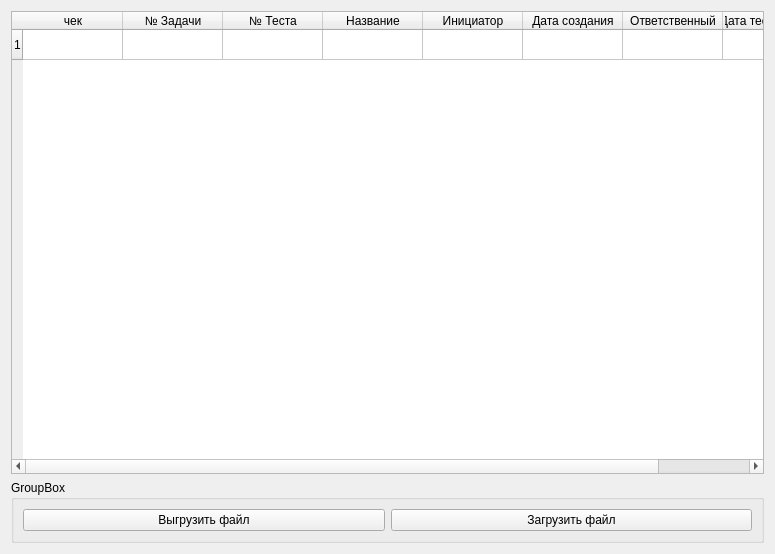
Old version of the form gui/handtestingform.ui in the repository Lilostich/CDC.
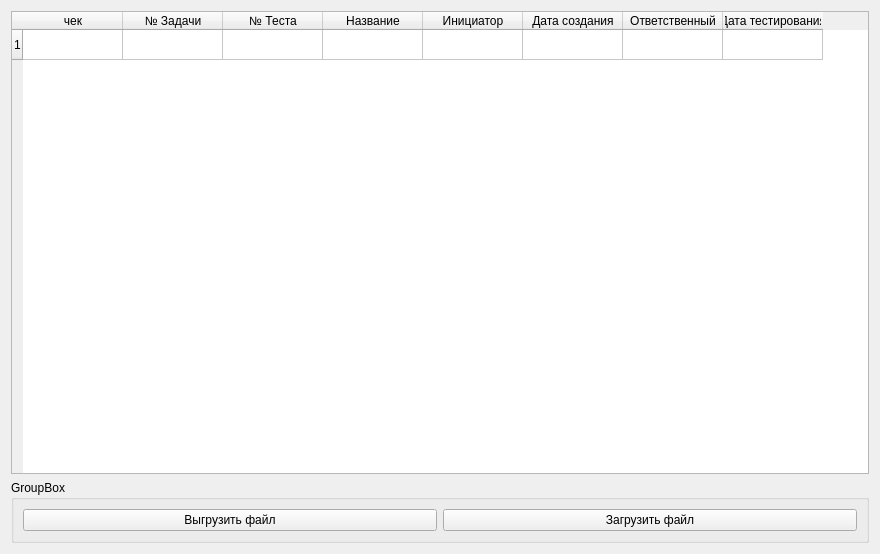
New version of the form.

```diff
--- a/gui/handtestingform.ui
+++ b/gui/handtestingform.ui
@@ -6,7 +6,7 @@
    <rect>
     <x>0</x>
     <y>0</y>
-    <width>775</width>
+    <width>880</width>
     <height>554</height>
    </rect>
   </property>
```
